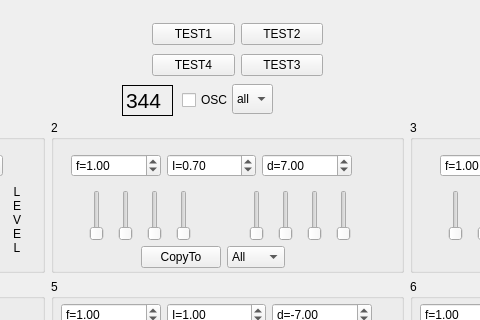
First picture: the form in FM/fm_dialog.ui, repository Warchild33/FormantSynth, before the edit; both pictures show x 328 to 808 and y 0 to 320 of the 1215 by 460 pixel window.
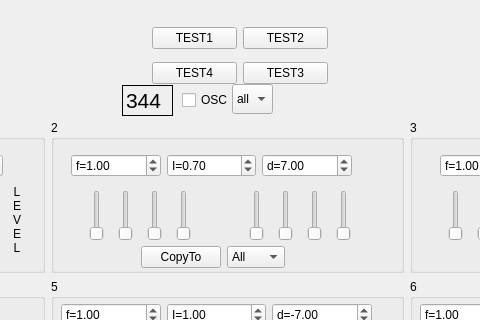
Second picture: the form after the edit. Custom widgets are drawn as their Qt base class.

```diff
--- a/FM/fm_dialog.ui
+++ b/FM/fm_dialog.ui
@@ -1564,13 +1564,13 @@
     </property>
    </item>
   </widget>
-  <widget class="QWidget" name="">
+  <widget class="QWidget" name="layoutWidget">
    <property name="geometry">
     <rect>
      <x>480</x>
      <y>20</y>
-     <width>171</width>
-     <height>61</height>
+     <width>176</width>
+     <height>72</height>
     </rect>
    </property>
    <layout class="QGridLayout" name="gridLayout_2">
```
Left out of the diff: 10 changed lines with no effect on the pictures.
